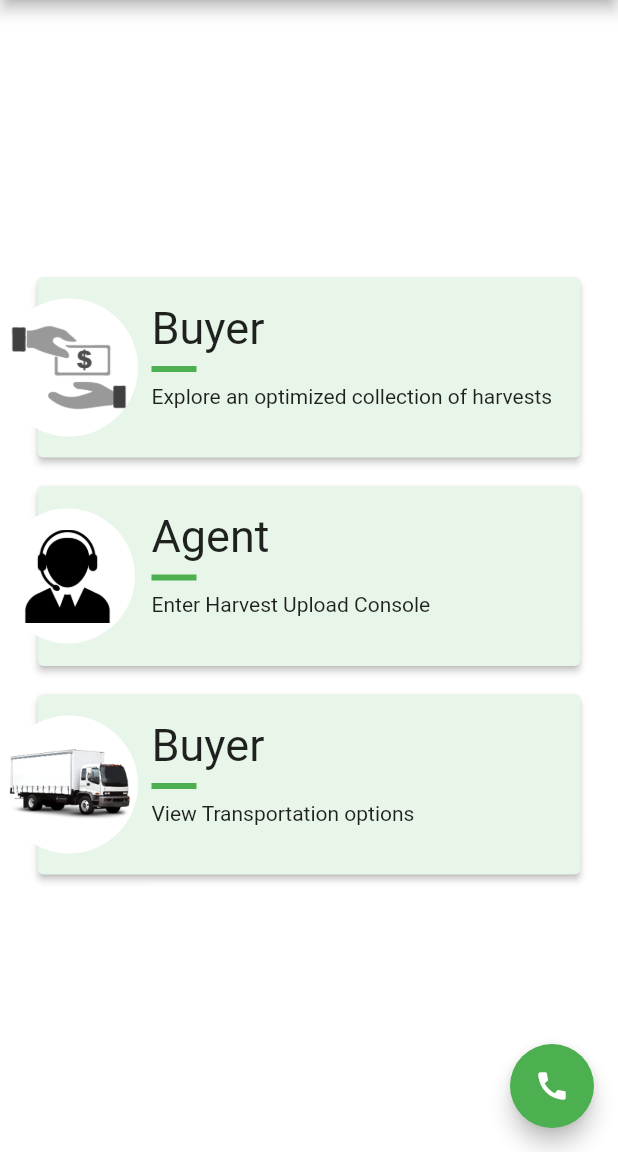
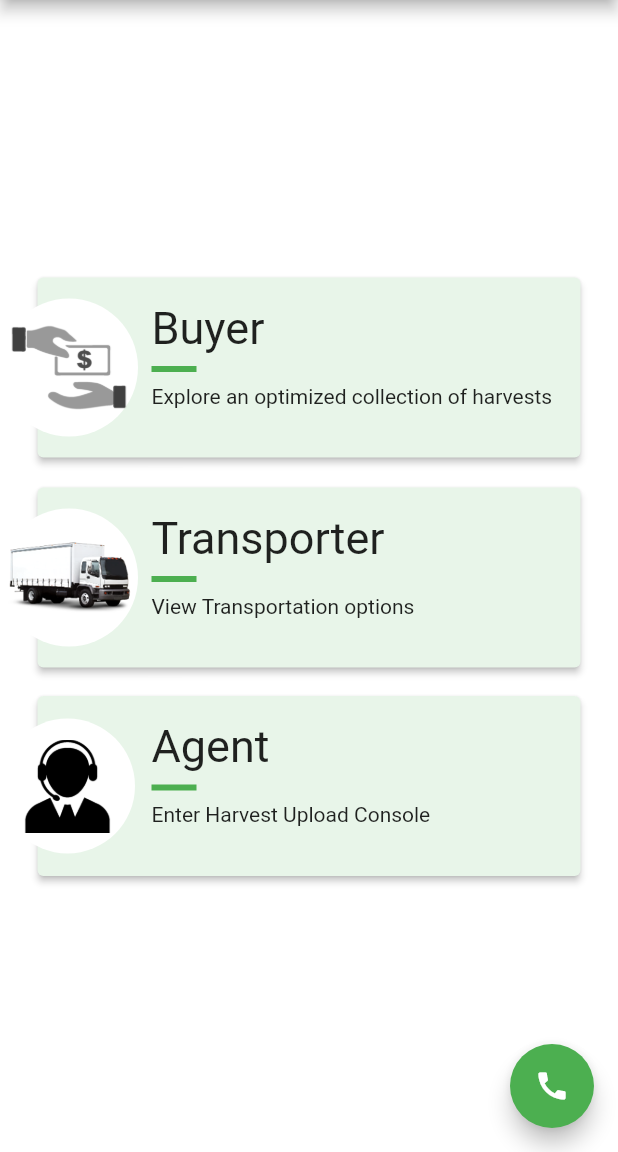
Before and after one commit to ChrisGy/essenkiosk1, a Flutter app: the screen it shows after launch, on a phone screen of 412 x 824 dp, the part 84-1236 px from its top. Run offline on Flutter 3.47's test engine with Material 2 defaults, Android fonts, the phone set to English and light mode, and no system bars; our stand-ins replace firebase_core, firebase_database, firebase_storage, geolocator, image_picker, permission_handler; accounts and stored records are empty.

Commit message:
intermediate commit
redesign main screen.

```diff
--- a/lib/BuyerScreens.dart
+++ b/lib/BuyerScreens.dart
@@ -103,7 +103,7 @@ class BuyerScreenHomeState extends State<BuyerScreenHome> {
 
     PreferredSizeWidget searchAppBar = AppBar();
 
-    PreferredSizeWidget defAppBar = AppBar(
+    PreferredSizeWidget defAppBar = AppBar(centerTitle: true,
       backgroundColor: Colors.green,
       actions: <Widget>[
         IconButton(
--- a/lib/main.dart
+++ b/lib/main.dart
@@ -291,6 +291,61 @@ class _HomeScreenState extends State<HomeScreen> {
                                     Navigator.push(
                                       this.context,
                                       MaterialPageRoute(
+                                          builder: (context) => TransportScreenHome()),
+                                    );
+                                  },
+                                  child: Container(
+                                      margin:
+                                      new EdgeInsets.fromLTRB(76.0, 16.0, 16.0, 16.0),
+                                      child: Column(
+                                          crossAxisAlignment: CrossAxisAlignment.start,
+                                          children: [
+                                            Text("Transporter", style: TextStyle(fontSize: 30)),
+                                            Container(
+                                                margin: new EdgeInsets.symmetric(
+                                                    vertical: 8.0),
+                                                height: 4.0,
+                                                width: 30.0,
+                                                color: Colors.green),
+                                            Text(
+                                                "View Transportation options")
+                                          ])),
+                                ),
+                              ),
+                            ),
+                            Container(
+                              decoration: BoxDecoration(
+                                shape: BoxShape.circle,
+                                color: Colors.white,
+                              ),
+                              margin: new EdgeInsets.symmetric(vertical: 16.0),
+                              padding: EdgeInsets.all(5),
+                              //alignment: FractionalOffset.centerLeft,
+                              child: new Image(
+                                image: new AssetImage("assets/images/transport_agent.png"),
+                                height: 82.0,
+                                width: 82.0,
+                              ),
+                            )
+                          ],
+                        ),
+                        Divider(
+                          thickness: 20,
+                          color: Colors.transparent,
+                        ),
+                        Stack(alignment: Alignment.centerLeft,
+                          children: <Widget>[
+                            Container(width: MediaQuery.of(context).size.width,height: 120,
+                              child: Card(
+                                margin: new EdgeInsets.symmetric(horizontal: 25),
+                                clipBehavior: Clip.hardEdge,
+                                elevation: 2,
+                                color: Colors.green.shade50,
+                                child: InkWell(
+                                  onTap: () {
+                                    Navigator.push(
+                                      this.context,
+                                      MaterialPageRoute(
                                           builder: (context) => AgentScreenLogin()),
                                     );
                                   },
@@ -329,61 +384,6 @@ class _HomeScreenState extends State<HomeScreen> {
                             )
                           ],
                         ),
-                        Divider(
-                          thickness: 20,
-                          color: Colors.transparent,
-                        ),
-                        Stack(alignment: Alignment.centerLeft,
-                          children: <Widget>[
-                            Container(width: MediaQuery.of(context).size.width,height: 120,
-                              child: Card(
-                                margin: new EdgeInsets.symmetric(horizontal: 25),
-                                clipBehavior: Clip.hardEdge,
-                                elevation: 2,
-                                color: Colors.green.shade50,
-                                child: InkWell(
-                                  onTap: () {
-                                    Navigator.push(
-                                      this.context,
-                                      MaterialPageRoute(
-                                          builder: (context) => TransportScreenHome()),
-                                    );
-                                  },
-                                  child: Container(
-                                      margin:
-                                      new EdgeInsets.fromLTRB(76.0, 16.0, 16.0, 16.0),
-                                      child: Column(
-                                          crossAxisAlignment: CrossAxisAlignment.start,
-                                          children: [
-                                            Text("Buyer", style: TextStyle(fontSize: 30)),
-                                            Container(
-                                                margin: new EdgeInsets.symmetric(
-                                                    vertical: 8.0),
-                                                height: 4.0,
-                                                width: 30.0,
-                                                color: Colors.green),
-                                            Text(
-                                                "View Transportation options")
-                                          ])),
-                                ),
-                              ),
-                            ),
-                            Container(
-                              decoration: BoxDecoration(
-                                shape: BoxShape.circle,
-                                color: Colors.white,
-                              ),
-                              margin: new EdgeInsets.symmetric(vertical: 16.0),
-                              padding: EdgeInsets.all(5),
-                              //alignment: FractionalOffset.centerLeft,
-                              child: new Image(
-                                image: new AssetImage("assets/images/transport_agent.png"),
-                                height: 82.0,
-                                width: 82.0,
-                              ),
-                            )
-                          ],
-                        ),
 
               ]))),
     );
--- a/pubspec.yaml
+++ b/pubspec.yaml
@@ -55,6 +55,7 @@ flutter:
     - assets/images/agent_manage_farmData.png
     - assets/images/agent_manage_userData.png
     - assets/images/transport_shot.png
+    - assets/images/transport_shot2.jpg
     - assets/images/logo.png
     - assets/splash_essenkiosk.png
   fonts:
```
Also changed, not shown: lib/AgentScreens.dart (+15 -5 lines), lib/TransportScreens.dart (+26 -9 lines), lib/firebaseCRUD.dart (+4 -4 lines).
